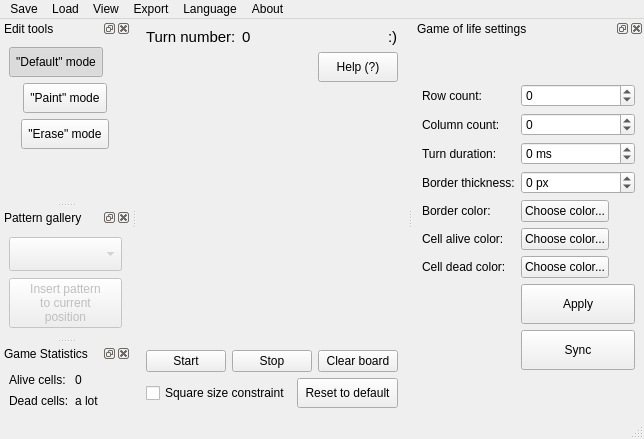
The window that designer/MainWindow.ui (ZyMa-1/Conways_game_of_life_widget) describes before a commit, drawn with Qt 5.
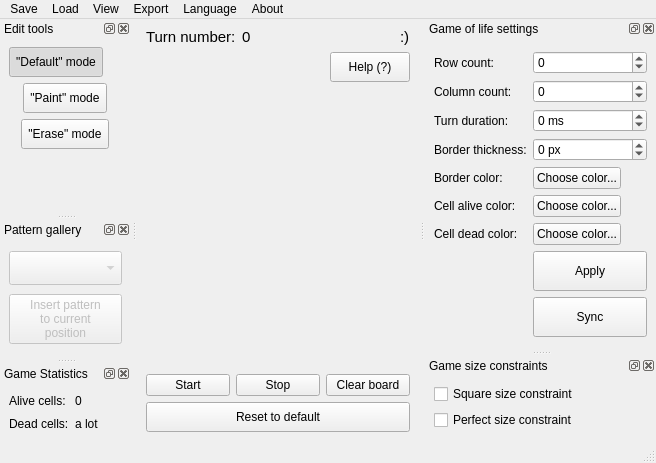
The same window after the commit. Custom widgets are drawn as their Qt base class.

Commit message: Refactor + Perfect size constraint

The edit to the form file:
```diff
--- a/designer/MainWindow.ui
+++ b/designer/MainWindow.ui
@@ -6,8 +6,8 @@
    <rect>
     <x>0</x>
     <y>0</y>
-    <width>621</width>
-    <height>439</height>
+    <width>645</width>
+    <height>463</height>
    </rect>
   </property>
   <property name="sizePolicy">
@@ -151,8 +151,8 @@
         </property>
         <property name="minimumSize">
          <size>
-          <width>240</width>
-          <height>240</height>
+          <width>264</width>
+          <height>264</height>
          </size>
         </property>
         <property name="maximumSize">
@@ -251,19 +251,6 @@
         <property name="bottomMargin">
          <number>0</number>
         </property>
-        <item>
-         <widget class="QCheckBox" name="square_size_constraint_check_box">
-          <property name="sizePolicy">
-           <sizepolicy hsizetype="Fixed" vsizetype="Fixed">
-            <horstretch>0</horstretch>
-            <verstretch>0</verstretch>
-           </sizepolicy>
-          </property>
-          <property name="text">
-           <string>Square size constraint</string>
-          </property>
-         </widget>
-        </item>
         <item>
          <widget class="QPushButton" name="reset_to_default_button">
           <property name="minimumSize">
@@ -294,7 +281,7 @@
     <rect>
      <x>0</x>
      <y>0</y>
-     <width>621</width>
+     <width>645</width>
      <height>22</height>
     </rect>
    </property>
@@ -944,6 +931,47 @@
     </layout>
    </widget>
   </widget>
+  <widget class="QDockWidget" name="game_size_constraints_dock_widget">
+   <property name="statusTip">
+    <string>Game size constraints dock widget</string>
+   </property>
+   <property name="windowTitle">
+    <string>Game size constraints</string>
+   </property>
+   <attribute name="dockWidgetArea">
+    <number>2</number>
+   </attribute>
+   <widget class="QWidget" name="dockWidgetContents_5">
+    <layout class="QVBoxLayout" name="verticalLayout_6">
+     <item>
+      <widget class="QCheckBox" name="square_size_constraint_check_box">
+       <property name="sizePolicy">
+        <sizepolicy hsizetype="Fixed" vsizetype="Fixed">
+         <horstretch>0</horstretch>
+         <verstretch>0</verstretch>
+        </sizepolicy>
+       </property>
+       <property name="statusTip">
+        <string>Square size constraint check box</string>
+       </property>
+       <property name="text">
+        <string>Square size constraint</string>
+       </property>
+      </widget>
+     </item>
+     <item>
+      <widget class="QCheckBox" name="perfect_size_constraint_check_box">
+       <property name="statusTip">
+        <string>Perfect size constraint check box</string>
+       </property>
+       <property name="text">
+        <string>Perfect size constraint</string>
+       </property>
+      </widget>
+     </item>
+    </layout>
+   </widget>
+  </widget>
   <action name="action_about">
    <property name="text">
     <string>About</string>
```
Left out of the diff: 15 changed lines with no effect on the pictures. The commit also changes 7 other files.
